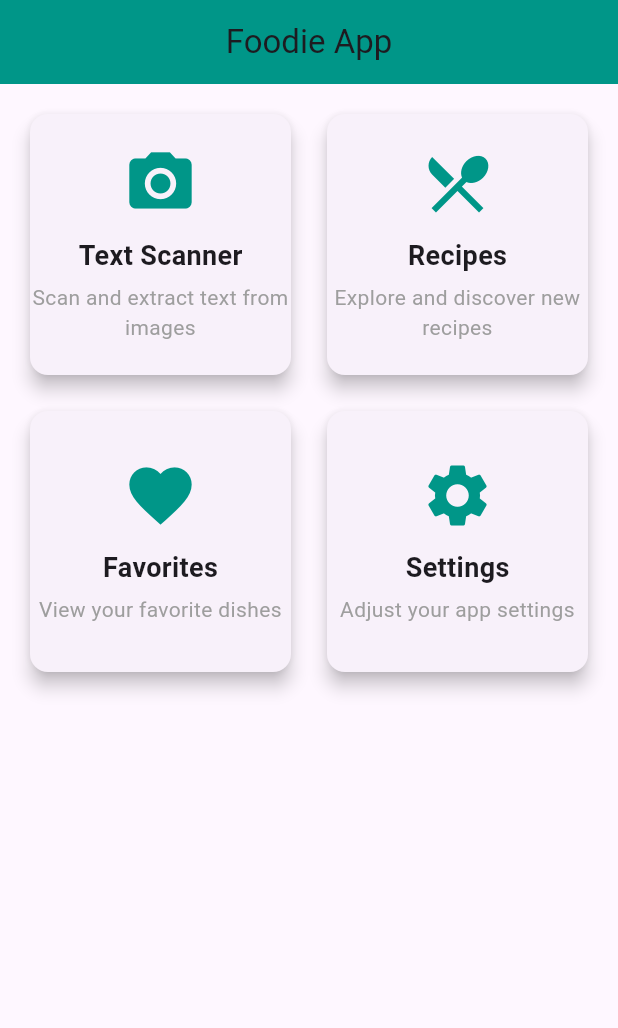
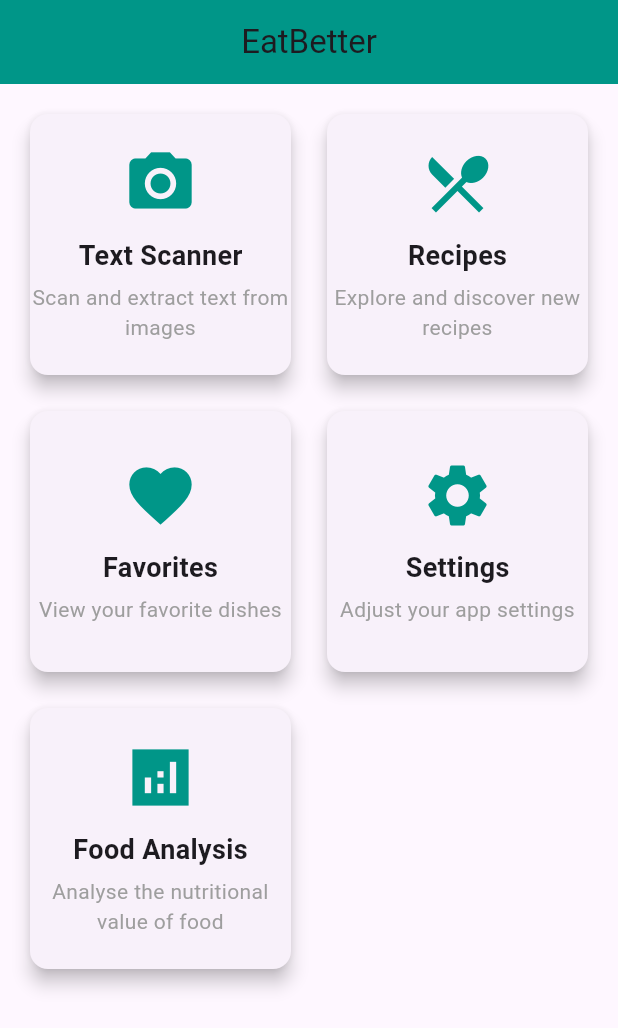
Before and after one commit to IT22353948/EatBetter, a Flutter app: the screen it shows after launch, on a phone screen of 412 x 824 dp. Shown: the top 1028 px of the screen. Run offline on Flutter 3.47's test engine with Material 3 defaults, Android fonts, the phone set to English and light mode, and no system bars; our stand-ins replace image_picker; missing offline and left inert: dart:ffi, google_mlkit_text_recognition.

Commit message:
add food analysis card

```diff
--- a/lib/pages/home.dart
+++ b/lib/pages/home.dart
@@ -1,5 +1,7 @@
+import 'dart:ffi';
 import 'package:flutter/material.dart';
 import 'Image_To_Text.dart';
+import 'food_analysis.dart';
 
 class HomePage extends StatelessWidget {
   @override
@@ -7,7 +9,7 @@ class HomePage extends StatelessWidget {
     return Scaffold(
       appBar: AppBar(
         centerTitle: true,
-        title: const Text('Foodie App'),
+        title: const Text('EatBetter'),
         backgroundColor: Colors.teal,
       ),
       body: Padding(
@@ -44,6 +46,13 @@ class HomePage extends StatelessWidget {
               'Adjust your app settings',
               Icons.settings,
               Container(), // Replace with the actual Settings screen
+            ),
+            _buildNavigationCard(
+              context,
+              'Food Analysis',
+              'Analyse the nutritional value of food',
+              Icons.analytics_sharp,
+              FoodAnalysis(), // Replace with the actual Settings screen
             ),
           ],
         ),
```
Also changed, not shown: lib/pages/food_analysis.dart (added, +31 -0 lines).
